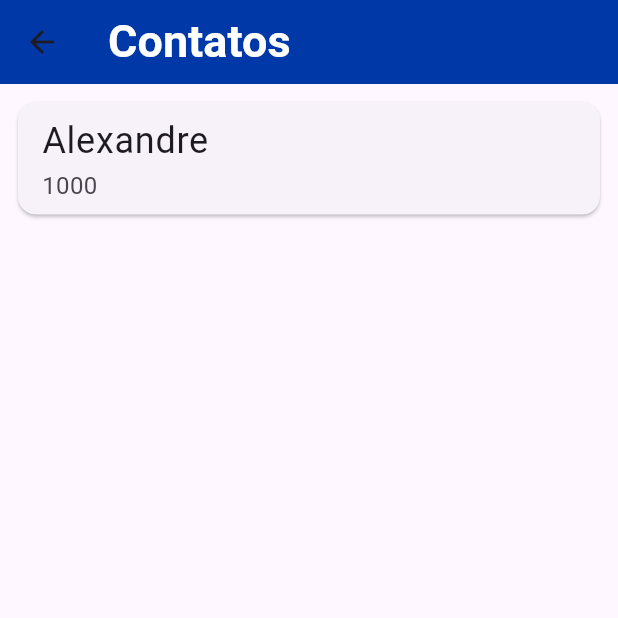
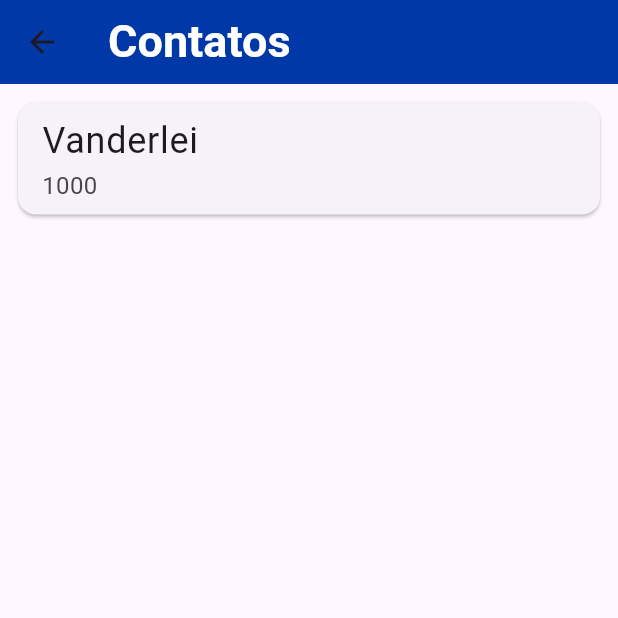
Before and after one commit to PedroNevesHespanhol/banco_brasil, a Flutter app: the screen it shows after launch, after a tap on "Contatos", on a phone screen of 412 x 824 dp, the top half of it. Run offline on Flutter 3.47's test engine with Material 3 defaults, Android fonts, the light colour scheme and no system bars; network calls fail.

Commit message:
fix aula 04-05

```diff
--- a/lib/main.dart
+++ b/lib/main.dart
@@ -1,11 +1,9 @@
 import 'package:flutter/material.dart';
-import 'package:flutter/widgets.dart';
 
 void main() => runApp(BankApp());
 
 class BankApp extends StatelessWidget {
-
-  const BankApp({ super.key });
+  const BankApp({super.key});
 
   @override
   Widget build(BuildContext context) {
@@ -17,11 +15,10 @@ class BankApp extends StatelessWidget {
 }
 
 class Dashboard extends StatelessWidget {
-
-  const Dashboard({ super.key });
+  const Dashboard({Key? key}) : super(key: key);
 
   @override
-  Widget build(Object context) {
+  Widget build(BuildContext context) {
     return Scaffold(
       appBar: AppBar(
         backgroundColor: Color.fromRGBO(0, 56, 168, 1.0),
@@ -40,10 +37,12 @@ class Dashboard extends StatelessWidget {
           mainAxisAlignment: MainAxisAlignment.spaceBetween,
           crossAxisAlignment: CrossAxisAlignment.start,
           children: [
-            Image.network('https://asbraf.com/wp-content/uploads/2020/04/bb3.png'),
+            Image.network(
+                'https://asbraf.com/wp-content/uploads/2020/04/bb3.png'),
             GestureDetector(
               onTap: () {
-                Navigator.of(context).push(
+                Navigator.push(
+                  context,
                   MaterialPageRoute(builder: (context) => ListaContatos()),
                 );
               },
@@ -79,12 +78,13 @@ class Dashboard extends StatelessWidget {
   }
 }
 
+
 class ListaContatos extends StatelessWidget {
-
-  const ListaContatos({ super.key });
+  const ListaContatos({super.key});
 
   @override
   Widget build(BuildContext context) {
+    // TODO: implement build
     return Scaffold(
       appBar: AppBar(
         backgroundColor: Color.fromRGBO(0, 56, 168, 1.0),
@@ -99,32 +99,28 @@ class ListaContatos extends StatelessWidget {
       ),
         body: ListView(
           padding: EdgeInsets.all(8.0),
-        children: const [
+          children: [
             Card(
               child: ListTile(
                 title: Text(
-                'Alexandre',
-                style: TextStyle(
-                  fontSize: 24.0,
-                ),
+                    "Vanderlei",
+                style: TextStyle(fontSize: 24.0),
                 ),
                 subtitle: Text(
-                '1000',
-                style: TextStyle(
-                  fontSize: 16.0,
-                ),
+                  "1000",
+                  style: TextStyle(fontSize: 16.0),
                 ),
               ),
             ),
           ],
         ),
       floatingActionButton: FloatingActionButton(
-        onPressed: () {},
-        backgroundColor: Color.fromRGBO(0, 56, 168, 1.0),
+        backgroundColor: Color.fromRGBO(0, 56, 168, 1),
+        onPressed: (){},
         child: Icon(
           Icons.add,
           color: Colors.white,
-          size: 35.0,
+          size: 35,
         ),
       ),
     );
```
Lines whose indentation alone changed are shown as unchanged.
